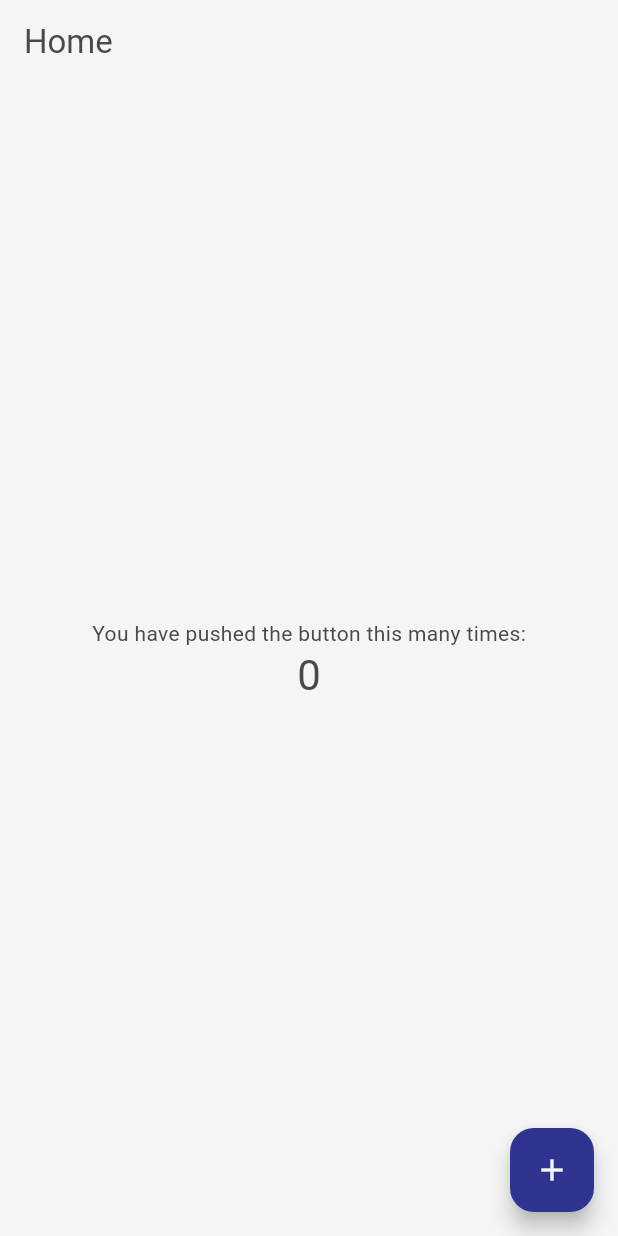
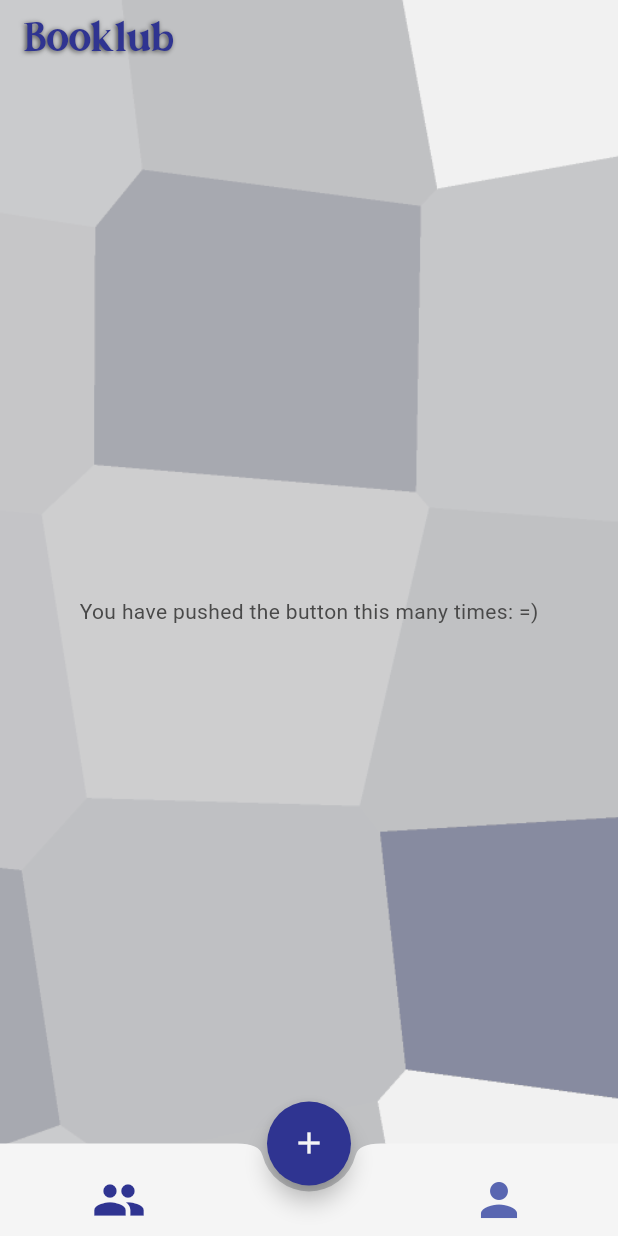
Before and after one commit to ElissonRochaa/MOBILE-25.1-Booklub, a Flutter app: the screen it shows after launch, on a phone screen of 412 x 824 dp. Run offline on Flutter 3.47's test engine with Material 3 defaults, Android fonts, the phone set to English and light mode, and no system bars; our stand-ins replace go_router.

Commit message:
feat: criada forma geral do layout base

```diff
--- a/lib/config/theme/theme_config.dart
+++ b/lib/config/theme/theme_config.dart
@@ -44,7 +44,7 @@ abstract final class ThemeConfig {
 
 }
 
-extension ThemeDataExtension on ThemeData {
+extension ColorSchemeExtensions on ColorScheme {
 
   Color get black => CustomColors.black;
 
--- a/lib/main.dart
+++ b/lib/main.dart
@@ -28,6 +28,7 @@ class MyApp extends StatelessWidget {
     final router = context.read<GoRouter>();
 
     return MaterialApp.router(
+      debugShowCheckedModeBanner: false,
       title: 'Booklub',
       theme: themeContext.activeTheme.themeData,
       routerConfig: router,
--- /dev/null
+++ b/lib/ui/core/layouts/base_layout.dart
@@ -0,0 +1,140 @@
+import 'package:booklub/config/routing/routes.dart';
+import 'package:booklub/config/theme/theme_config.dart';
+import 'package:booklub/ui/core/widgets/navigation_icon_widget.dart';
+import 'package:flutter/material.dart';
+
+class BaseLayout extends StatelessWidget {
+
+  final Widget child;
+
+  const BaseLayout({super.key, required this.child});
+
+  @override
+  Widget build(BuildContext context) {
+    final screenHeight = MediaQuery.of(context).size.height;
+    final statusBarHeight = MediaQuery.of(context).padding.top;
+    final appBarHeight = screenHeight * 0.064;
+    final bottomBarHeight = (screenHeight - statusBarHeight
+      - appBarHeight) * 0.08;
+    final systemNavBarHeight = MediaQuery.of(context).padding.bottom;
+    final colorScheme = Theme.of(context).colorScheme;
+
+    return Scaffold(
+      extendBodyBehindAppBar: true,
+      extendBody: true,
+      appBar: _buildAppBar(
+        colorScheme: colorScheme,
+        appBarHeight: appBarHeight,
+      ),
+      body: _buildBody(
+        statusBarHeight: statusBarHeight,
+        appBarHeight: appBarHeight,
+        systemNavBarHeight: systemNavBarHeight,
+        bottomBarHeight: bottomBarHeight,
+        child: child,
+      ),
+      bottomNavigationBar: _buildBottomBar(
+        colorScheme: colorScheme,
+        bottomBarHeight: bottomBarHeight,
+      ),
+      floatingActionButtonLocation: FloatingActionButtonLocation.centerDocked,
+      floatingActionButton: FloatingActionButton(
+        onPressed: () {},
+        shape: CircleBorder(),
+        child: const Icon(Icons.add),
+      ),
+    );
+  }
+
+  PreferredSize _buildAppBar({
+    required double appBarHeight,
+    required ColorScheme colorScheme
+  }) => PreferredSize(
+    preferredSize: Size.fromHeight(appBarHeight),
+    child: AppBar(
+      backgroundColor: Colors.transparent,
+      elevation: 0,
+      title: Text(
+        'Booklub',
+        style: TextStyle(
+          fontFamily: 'Navicula',
+          color: colorScheme.primary,
+          fontSize: 32,
+          fontWeight: FontWeight.w400,
+          shadows: [Shadow(
+            color: colorScheme.black,
+            blurRadius: 4,
+            offset: Offset(-1, 1)
+          )]
+        ),
+      ),
+    ),
+  );
+
+  Widget _buildBody({
+    required double statusBarHeight,
+    required double appBarHeight,
+    required double systemNavBarHeight,
+    required double bottomBarHeight,
+    required Widget child
+  }) => Stack(
+    children: [
+      Positioned.fill(
+        child: Image.asset(
+          'assets/images/light-background.png',
+          fit: BoxFit.cover,
+        ),
+      ),
+      Padding(
+        padding: EdgeInsets.only(
+          top: statusBarHeight + appBarHeight,
+          bottom: systemNavBarHeight + bottomBarHeight
+        ),
+        child: child,
+      )
+    ],
+  );
+
+  Widget _buildBottomBar({
+    required ColorScheme colorScheme,
+    required double bottomBarHeight
+  }) {
+    Widget buildNavIcon({
+      required IconData icon,
+      required bool selected,
+      required String destination
+    }) => Flexible(
+      flex: 1,
+      child: NavigationIconWidget(
+        icon: icon,
+        selected: selected,
+        destination: destination,
+      )
+    );
+
+    final navigationIcons = [
+      buildNavIcon(
+        icon: Icons.group,
+        selected: true,
+        destination: Routes.home
+      ),
+      Spacer(flex: 1),
+      buildNavIcon(
+        icon: Icons.person,
+        selected: false,
+        destination: Routes.home
+      )
+    ];
+
+    return BottomAppBar(
+      shape: CircularNotchedRectangle(),
+      height: bottomBarHeight,
+      color: colorScheme.surface,
+      child: Row(
+        mainAxisAlignment: MainAxisAlignment.spaceEvenly,
+        children: navigationIcons,
+      ),
+    );
+  }
+
+}
--- /dev/null
+++ b/lib/ui/core/widgets/navigation_icon_widget.dart
@@ -0,0 +1,35 @@
+import 'package:flutter/material.dart';
+import 'package:go_router/go_router.dart';
+
+class NavigationIconWidget extends StatelessWidget {
+
+  final IconData icon;
+
+  final bool selected;
+
+  final String destination;
+
+  const NavigationIconWidget({
+    super.key,
+    required this.icon,
+    required this.selected,
+    required this.destination
+  });
+
+  @override
+  Widget build(BuildContext context) {
+    final colorScheme = Theme.of(context).colorScheme;
+
+    return IconButton(
+        onPressed: () {
+          context.go(destination);
+        },
+        icon: Icon(
+          icon,
+          size: 36,
+          color: selected ? colorScheme.primary : colorScheme.secondary,
+        )
+    );
+  }
+
+}
--- a/lib/ui/home/home_page.dart
+++ b/lib/ui/home/home_page.dart
@@ -1,9 +1,5 @@
-import 'package:flutter/material.dart' show
-  AppBar,
-  FloatingActionButton,
-  Icons,
-  Scaffold,
-  Theme;
+import 'package:booklub/ui/core/layouts/base_layout.dart';
+import 'package:flutter/material.dart';
 import 'package:flutter/widgets.dart';
 
 class MyHomePage extends StatefulWidget {
@@ -16,38 +12,20 @@ class MyHomePage extends StatefulWidget {
 }
 
 class _MyHomePageState extends State<MyHomePage> {
-  int _counter = 0;
-
-  void _incrementCounter() {
-    setState(() {
-      _counter++;
-    });
-  }
 
   @override
   Widget build(BuildContext context) {
-    return Scaffold(
-      appBar: AppBar(
-        backgroundColor: Theme.of(context).colorScheme.inversePrimary,
-        title: Text(widget.title),
-      ),
-      body: Center(
+
+    return BaseLayout(
+      child: Center(
         child: Column(
           mainAxisAlignment: MainAxisAlignment.center,
           children: <Widget>[
-            const Text('You have pushed the button this many times:'),
-            Text(
-              '$_counter',
-              style: Theme.of(context).textTheme.headlineMedium,
-            ),
+            const Text('You have pushed the button this many times: =)'),
           ],
         ),
-      ),
-      floatingActionButton: FloatingActionButton(
-        onPressed: _incrementCounter,
-        tooltip: 'Increment',
-        child: const Icon(Icons.add),
-      ),
+      )
     );
+
   }
 }
```
Also changed, not shown: pubspec.yaml (+7 -0 lines), assets/fonts/Navicula.otf (added), assets/fonts/Navicula.ttf (added), assets/images/light-background.png (added).
